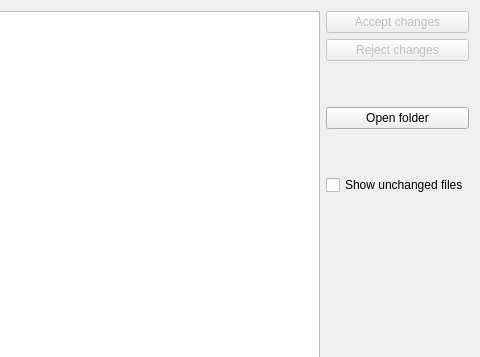
The window that src/ui/skeletons/form_git_files.ui (132nd-etcher/EASI) describes before a commit, drawn with Qt 5; both pictures show x 262 to 742 and y 0 to 357 of the 742 by 500 pixel window.
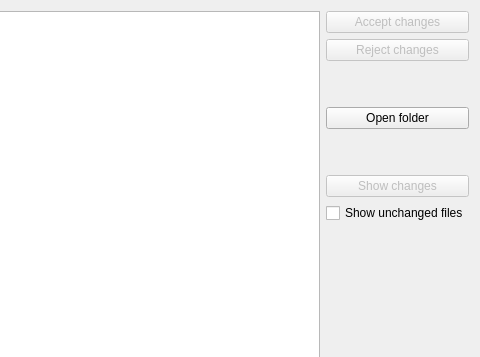
The same window after the commit.

```diff
--- a/src/ui/skeletons/form_git_files.ui
+++ b/src/ui/skeletons/form_git_files.ui
@@ -94,6 +94,16 @@
        </property>
       </spacer>
      </item>
+     <item>
+      <widget class="QPushButton" name="btn_changes">
+       <property name="enabled">
+        <bool>false</bool>
+       </property>
+       <property name="text">
+        <string>Show changes</string>
+       </property>
+      </widget>
+     </item>
      <item>
       <widget class="QCheckBox" name="check_show_unchanged">
        <property name="text">
```
